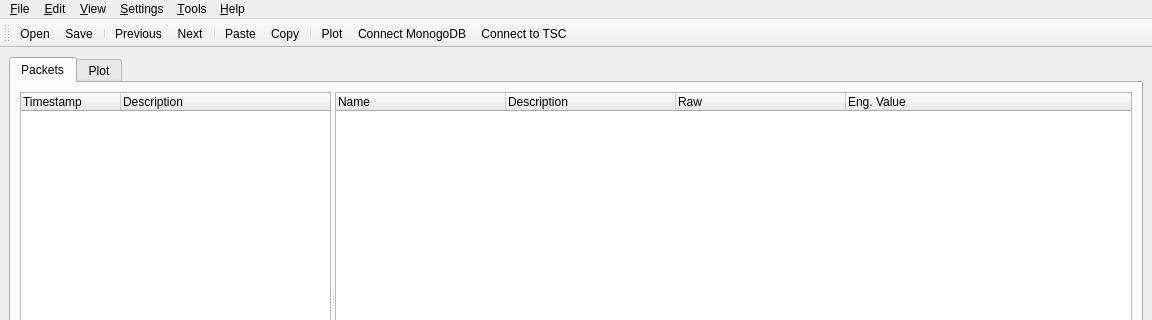
i4Ds/STIX_python_PUB023, file UI/mainwindow.ui: the form before one commit; both pictures show x 0 to 1152 and y 0 to 320 of the 1152 by 785 pixel window.
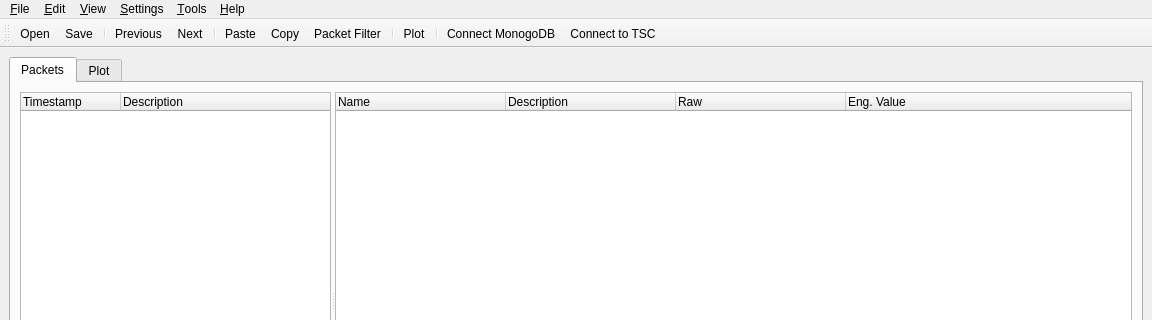
The form after the commit. Icons and pictures are not drawn.

Commit message: service_filter added

Patch:
```diff
--- a/UI/mainwindow.ui
+++ b/UI/mainwindow.ui
@@ -417,8 +417,10 @@
    <addaction name="separator"/>
    <addaction name="actionPaste"/>
    <addaction name="actionCopy"/>
+   <addaction name="actionPacketFilter"/>
    <addaction name="separator"/>
    <addaction name="action_Plot"/>
+   <addaction name="separator"/>
    <addaction name="actionLoad_mongodb"/>
    <addaction name="actionConnect_TSC"/>
   </widget>
@@ -528,6 +530,15 @@
     <string>Connect to TSC</string>
    </property>
   </action>
+  <action name="actionPacketFilter">
+   <property name="icon">
+    <iconset resource="../UI/resources/viewer.qrc">
+     <normaloff>:/Icons/images/filter.svg</normaloff>:/Icons/images/filter.svg</iconset>
+   </property>
+   <property name="text">
+    <string>Packet Filter</string>
+   </property>
+  </action>
  </widget>
  <resources>
   <include location="resources/viewer.qrc"/>
```
Left out of the diff: 15 changed lines with no effect on the pictures. The commit also changes 12 other files.
